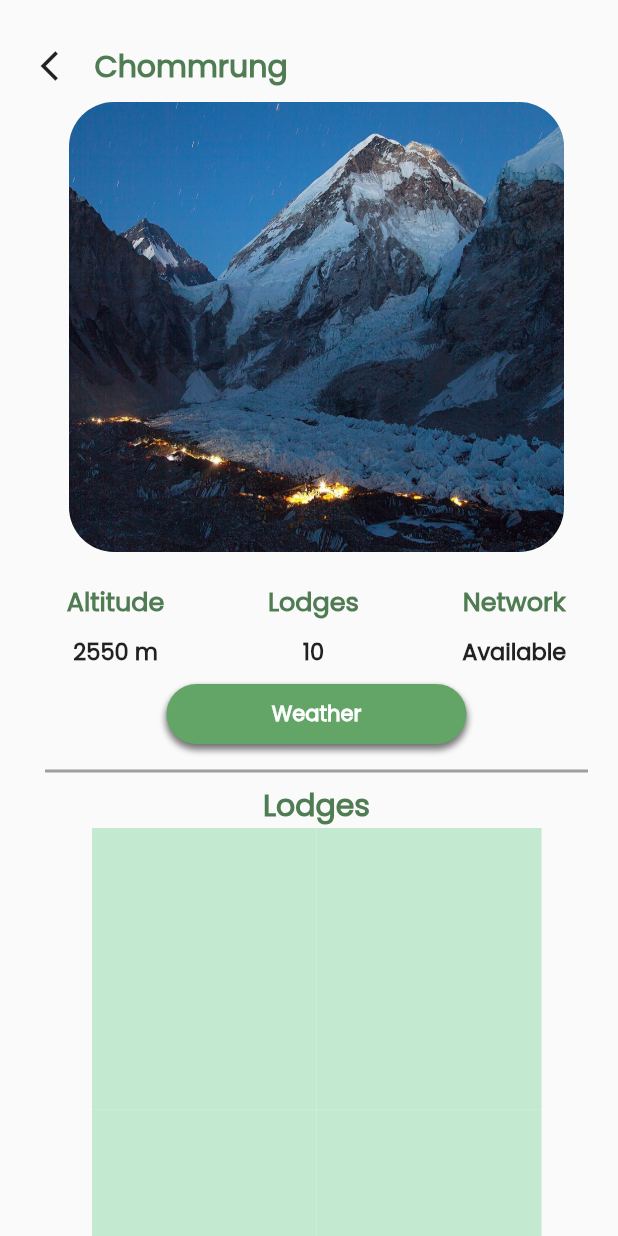
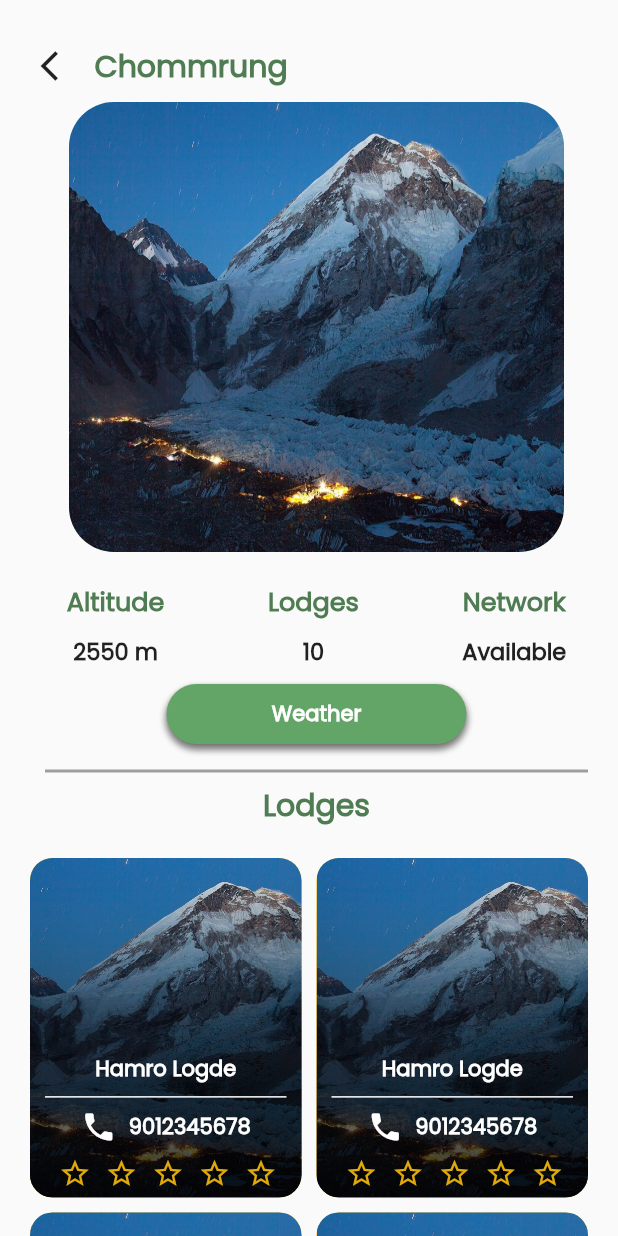
Before and after one commit to elaie/Hikeyy, a Flutter app: the CheckpointDetailPage screen opened directly, on a phone screen of 412 x 824 dp. Run offline on Flutter 3.47's test engine with Material 2 defaults, Android fonts, the phone set to English and light mode, and no system bars; our stand-ins replace carousel_slider, cloud_firestore, firebase_auth, firebase_core, firebase_messaging, firebase_storage and 8 more; missing offline and left inert: dart:ffi; accounts and stored records are empty.

Commit message:
checkpoints and hotels ui

```diff
--- a/hikeyy/lib/screens/checkpoint_detail_page/checkpoint_detail_page.dart
+++ b/hikeyy/lib/screens/checkpoint_detail_page/checkpoint_detail_page.dart
@@ -11,6 +11,7 @@ class CheckpointDetailPage extends StatefulWidget {
 }
 
 class _CheckpointDetailPageState extends State<CheckpointDetailPage> {
+  int _rating = 0;
   @override
   Widget build(BuildContext context) {
     return Scaffold(
@@ -131,25 +132,113 @@ class _CheckpointDetailPageState extends State<CheckpointDetailPage> {
                     fontSize: 20,
                   ),
                 ),
-                Container(
-                  height: 300,
-                  width: 300,
+                Padding(
+                  padding:
+                      const EdgeInsets.only(top: 20.0, left: 10, right: 20),
+                  child: SizedBox(
+                    height: 800,
                     child: GridView.builder(
-                      shrinkWrap: true,
+                        physics: const NeverScrollableScrollPhysics(),
+                        itemCount: 6,
+                        shrinkWrap: false,
                         gridDelegate:
                             const SliverGridDelegateWithFixedCrossAxisCount(
-                              crossAxisCount: 2, childAspectRatio: 0.8),
+                                crossAxisCount: 2,
+                                childAspectRatio: 0.8,
+                                crossAxisSpacing: 10,
+                                mainAxisSpacing: 10),
                         itemBuilder: ((context, index) {
                           return InkWell(
                             child: Container(
-                            height: 100,
-                            width: 100,
+                              height: 165,
+                              width: 159,
                               decoration: BoxDecoration(
-                                color: AppColor.primaryLightColor),
+                                  borderRadius: BorderRadius.circular(15),
+                                  image: const DecorationImage(
+                                      image:
+                                          AssetImage('assets/images/EBC.jpg'),
+                                      fit: BoxFit.cover),
+                                  color: Colors.amber),
+                              child: Container(
+                                decoration: BoxDecoration(
+                                  borderRadius: BorderRadius.circular(15),
+                                  gradient: LinearGradient(
+                                    begin: Alignment.topCenter,
+                                    end: Alignment.bottomCenter,
+                                    colors: [
+                                      Colors.transparent,
+                                      Colors.black.withOpacity(0.8),
+                                    ],
+                                  ),
+                                ),
+                                child: Column(
+                                  mainAxisAlignment: MainAxisAlignment.end,
+                                  crossAxisAlignment: CrossAxisAlignment.center,
+                                  children: [
+                                    AppText(
+                                      text: 'Hamro Logde',
+                                      color: Colors.white,
+                                    ),
+                                    Padding(
+                                      padding: EdgeInsets.only(
+                                          left: 10.0, right: 10),
+                                      child: Divider(
+                                        thickness: 1,
+                                        color: Colors.white,
+                                      ),
+                                    ),
+                                    Row(
+                                      mainAxisAlignment:
+                                          MainAxisAlignment.center,
+                                      children: [
+                                        Icon(
+                                          Icons.phone,
+                                          color: Colors.white,
+                                        ),
+                                        Padding(
+                                          padding: EdgeInsets.only(left: 8.0),
+                                          child: AppText(
+                                            text: '9012345678',
+                                            color: Colors.white,
+                                          ),
+                                        ),
+                                      ],
+                                    ),
+                                    Padding(
+                                      padding: const EdgeInsets.only(
+                                          bottom: 20.0, right: 15),
+                                      child: AnimatedPositioned(
+                                        duration: Duration(milliseconds: 300),
+                                        child: Row(
+                                            mainAxisAlignment:
+                                                MainAxisAlignment.spaceEvenly,
+                                            children: List.generate(
+                                              5,
+                                              (index) => Container(
+                                                height: 15,
+                                                width: 20,
+                                                child: IconButton(
+                                                  icon: index < _rating
+                                                      ? Icon(Icons.star,
+                                                          size: 22)
+                                                      : Icon(Icons.star_border,
+                                                          size: 22),
+                                                  color: Color.fromARGB(
+                                                      255, 223, 170, 10),
+                                                  onPressed: () {},
+                                                ),
+                                              ),
+                                            )),
+                                      ),
+                                    ),
+                                  ],
+                                ),
+                              ),
                             ),
                             onTap: () {},
                           );
                         })),
+                  ),
                 )
               ],
             ),
```
Lines whose indentation alone changed are shown as unchanged.
